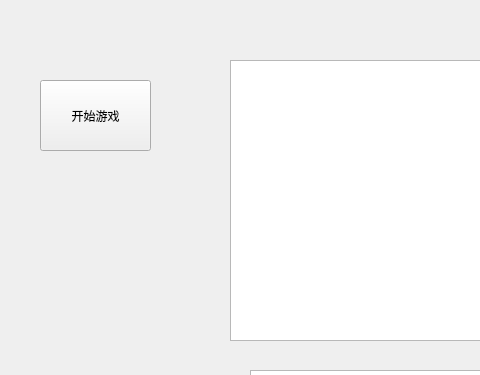
First picture: the form in yanglegeyang/yanglegeyang/mainwindow.ui, repository litianlololo/myQT, before the edit; both pictures show x 0 to 480 and y 0 to 375 of the 780 by 472 pixel window.
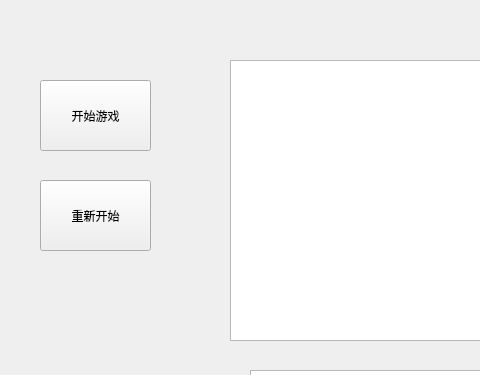
Second picture: the form after the edit.

```diff
--- a/yanglegeyang/yanglegeyang/mainwindow.ui
+++ b/yanglegeyang/yanglegeyang/mainwindow.ui
@@ -57,6 +57,40 @@
     </item>
    </layout>
   </widget>
+  <widget class="QLabel" name="label">
+   <property name="geometry">
+    <rect>
+     <x>-10</x>
+     <y>0</y>
+     <width>781</width>
+     <height>471</height>
+    </rect>
+   </property>
+   <property name="text">
+    <string/>
+   </property>
+   <property name="scaledContents">
+    <bool>true</bool>
+   </property>
+  </widget>
+  <widget class="QToolButton" name="remake">
+   <property name="geometry">
+    <rect>
+     <x>40</x>
+     <y>180</y>
+     <width>111</width>
+     <height>71</height>
+    </rect>
+   </property>
+   <property name="text">
+    <string>重新开始</string>
+   </property>
+  </widget>
+  <zorder>label</zorder>
+  <zorder>beginGameBtn</zorder>
+  <zorder>deleteWidget</zorder>
+  <zorder>horizontalLayoutWidget</zorder>
+  <zorder>remake</zorder>
  </widget>
  <resources/>
  <connections/>
```
Left out of the diff: 12 changed lines with no effect on the pictures.
